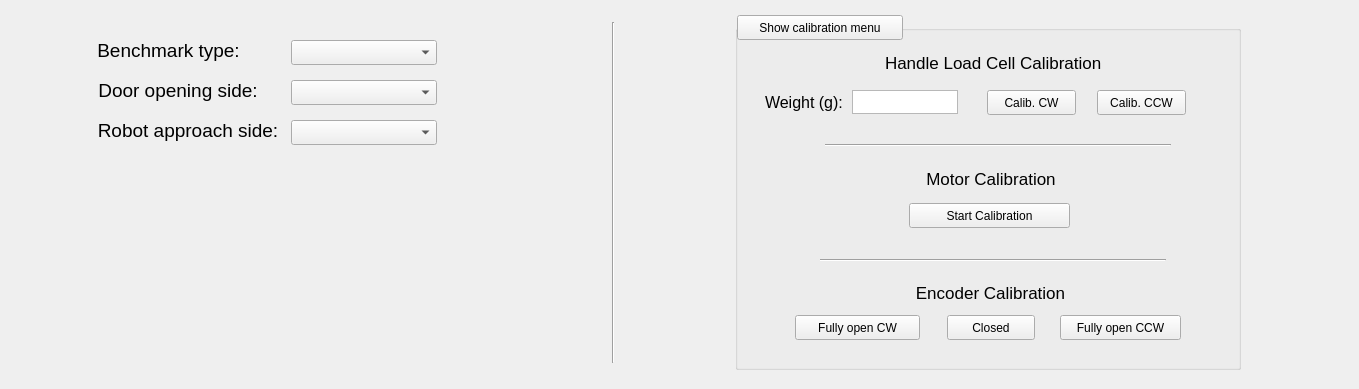
Old version of the form gui/madrob_settings_gui/src/madrob_settings_gui/madrob_settings_gui.ui in the repository madrob-beast/eurobench_benchmarking_software.
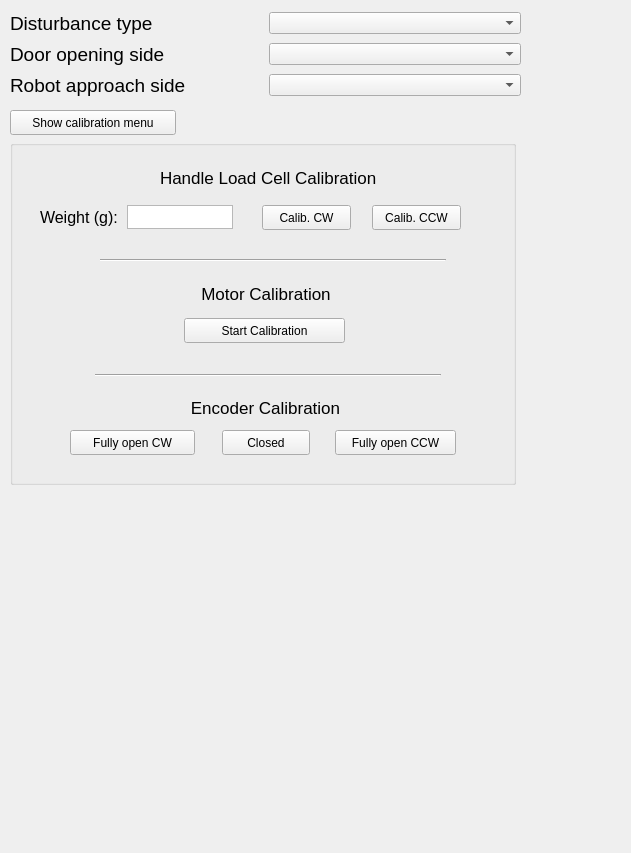
New version of the form.

```diff
--- a/gui/madrob_settings_gui/src/madrob_settings_gui/madrob_settings_gui.ui
+++ b/gui/madrob_settings_gui/src/madrob_settings_gui/madrob_settings_gui.ui
@@ -9,62 +9,18 @@
    <rect>
     <x>0</x>
     <y>0</y>
-    <width>1359</width>
-    <height>389</height>
+    <width>631</width>
+    <height>853</height>
    </rect>
   </property>
   <property name="windowTitle">
    <string>madrob_settings_gui</string>
   </property>
-  <widget class="Line" name="line">
-   <property name="geometry">
-    <rect>
-     <x>605</x>
-     <y>22</y>
-     <width>16</width>
-     <height>341</height>
-    </rect>
-   </property>
-   <property name="orientation">
-    <enum>Qt::Vertical</enum>
-   </property>
-  </widget>
-  <widget class="QLabel" name="benchmark_type_label">
-   <property name="geometry">
-    <rect>
-     <x>93</x>
-     <y>35</y>
-     <width>151</width>
-     <height>31</height>
-    </rect>
-   </property>
-   <property name="font">
-    <font>
-     <pointsize>14</pointsize>
-    </font>
-   </property>
-   <property name="text">
-    <string>Benchmark type:</string>
-   </property>
-   <property name="alignment">
-    <set>Qt::AlignCenter</set>
-   </property>
-  </widget>
-  <widget class="QComboBox" name="benchmark_type_combo">
-   <property name="geometry">
-    <rect>
-     <x>291</x>
-     <y>40</y>
-     <width>146</width>
-     <height>25</height>
-    </rect>
-   </property>
-  </widget>
   <widget class="QPushButton" name="show_hide_calib">
    <property name="geometry">
     <rect>
-     <x>737</x>
-     <y>15</y>
+     <x>10</x>
+     <y>110</y>
      <width>166</width>
      <height>25</height>
     </rect>
@@ -76,8 +32,8 @@
   <widget class="QGroupBox" name="calib_groupbox">
    <property name="geometry">
     <rect>
-     <x>735</x>
-     <y>25</y>
+     <x>10</x>
+     <y>140</y>
      <width>506</width>
      <height>345</height>
     </rect>
@@ -317,67 +273,62 @@
     </property>
    </widget>
   </widget>
-  <widget class="QLabel" name="door_opening_side_label">
+  <widget class="QWidget" name="gridLayoutWidget">
    <property name="geometry">
     <rect>
-     <x>93</x>
-     <y>75</y>
-     <width>170</width>
-     <height>31</height>
+     <x>10</x>
+     <y>10</y>
+     <width>511</width>
+     <height>89</height>
     </rect>
    </property>
-   <property name="font">
-    <font>
-     <pointsize>14</pointsize>
-    </font>
-   </property>
-   <property name="text">
-    <string>Door opening side:</string>
-   </property>
-   <property name="alignment">
-    <set>Qt::AlignCenter</set>
-   </property>
-  </widget>
-  <widget class="QComboBox" name="door_opening_side_combo">
-   <property name="geometry">
-    <rect>
-     <x>291</x>
-     <y>80</y>
-     <width>146</width>
-     <height>25</height>
-    </rect>
-   </property>
-  </widget>
-  <widget class="QLabel" name="robot_approach_side_label">
-   <property name="geometry">
-    <rect>
-     <x>93</x>
-     <y>115</y>
-     <width>190</width>
-     <height>31</height>
-    </rect>
-   </property>
-   <property name="font">
-    <font>
-     <pointsize>14</pointsize>
-    </font>
-   </property>
-   <property name="text">
-    <string>Robot approach side:</string>
-   </property>
-   <property name="alignment">
-    <set>Qt::AlignCenter</set>
-   </property>
-  </widget>
-  <widget class="QComboBox" name="robot_approach_side_combo">
-   <property name="geometry">
-    <rect>
-     <x>291</x>
-     <y>120</y>
-     <width>146</width>
-     <height>25</height>
-    </rect>
-   </property>
+   <layout class="QGridLayout" name="gridLayout">
+    <item row="0" column="1">
+     <widget class="QComboBox" name="benchmark_type_combo"/>
+    </item>
+    <item row="1" column="0">
+     <widget class="QLabel" name="door_opening_side_label">
+      <property name="font">
+       <font>
+        <pointsize>14</pointsize>
+       </font>
+      </property>
+      <property name="text">
+       <string>Door opening side</string>
+      </property>
+     </widget>
+    </item>
+    <item row="1" column="1">
+     <widget class="QComboBox" name="door_opening_side_combo"/>
+    </item>
+    <item row="2" column="0">
+     <widget class="QLabel" name="robot_approach_side_label">
+      <property name="font">
+       <font>
+        <pointsize>14</pointsize>
+       </font>
+      </property>
+      <property name="text">
+       <string>Robot approach side</string>
+      </property>
+     </widget>
+    </item>
+    <item row="2" column="1">
+     <widget class="QComboBox" name="robot_approach_side_combo"/>
+    </item>
+    <item row="0" column="0">
+     <widget class="QLabel" name="benchmark_type_label">
+      <property name="font">
+       <font>
+        <pointsize>14</pointsize>
+       </font>
+      </property>
+      <property name="text">
+       <string>Disturbance type</string>
+      </property>
+     </widget>
+    </item>
+   </layout>
   </widget>
   <zorder>calib_groupbox</zorder>
   <zorder>line</zorder>
```
Left out of the diff: 8 changed lines with no effect on the pictures.
